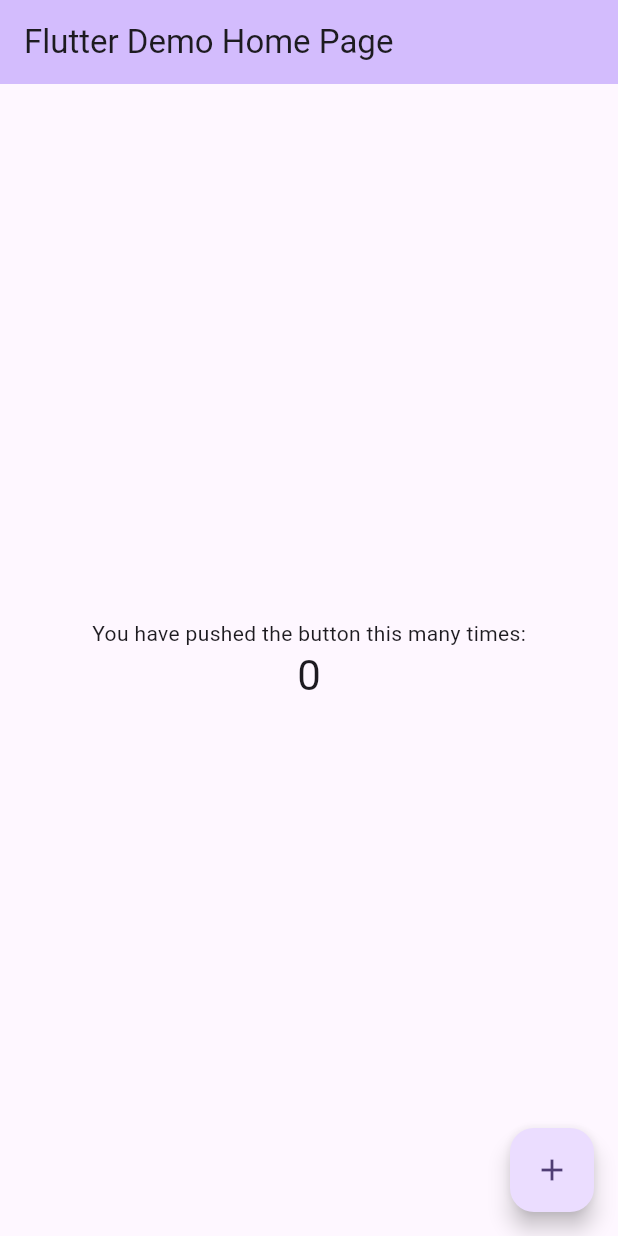
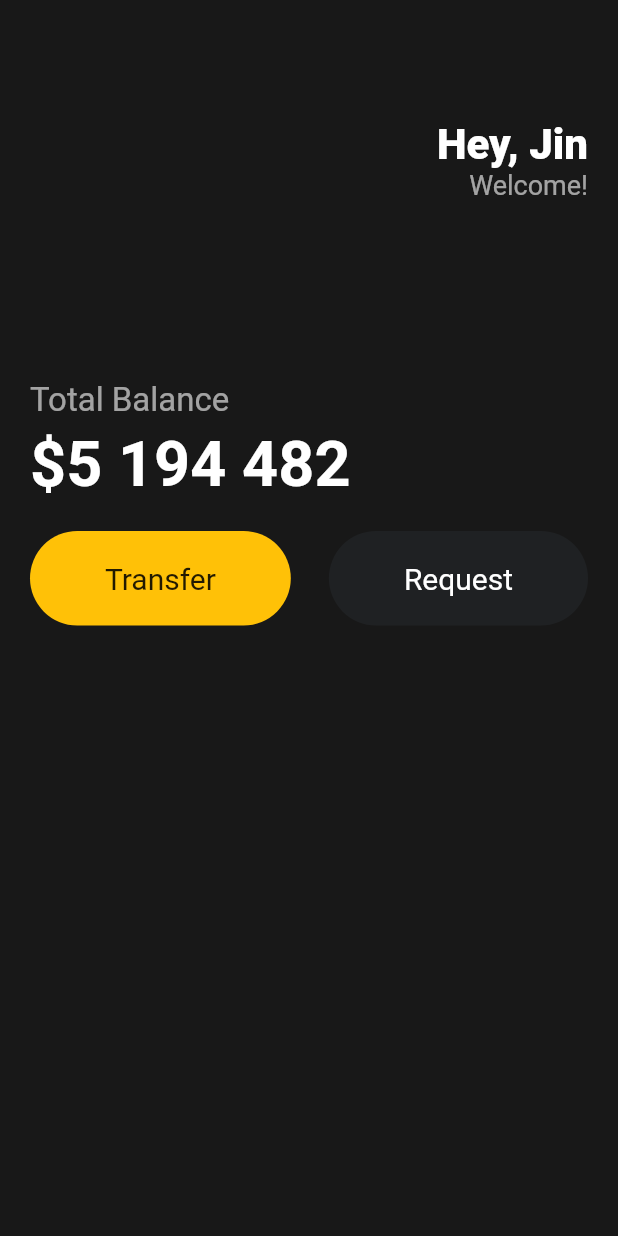
Before and after one commit to bennykim/mniii-flutter-daily-tracker, a Flutter app: the screen it shows after launch, on a phone screen of 412 x 824 dp. Run offline on Flutter 3.47's test engine with Material 2 defaults, Android fonts, the phone set to English and light mode, and no system bars.

Commit message:
feat: Simplify main.dart and set up basic UI

```diff
--- a/lib/main.dart
+++ b/lib/main.dart
@@ -1,125 +1,120 @@
 import 'package:flutter/material.dart';
 
 void main() {
-  runApp(const MyApp());
+  runApp(const App());
 }
 
-class MyApp extends StatelessWidget {
-  const MyApp({super.key});
+class App extends StatelessWidget {
+  const App({super.key});
 
-  // This widget is the root of your application.
   @override
   Widget build(BuildContext context) {
     return MaterialApp(
-      title: 'Flutter Demo',
-      theme: ThemeData(
-        // This is the theme of your application.
-        //
-        // TRY THIS: Try running your application with "flutter run". You'll see
-        // the application has a blue toolbar. Then, without quitting the app,
-        // try changing the seedColor in the colorScheme below to Colors.green
-        // and then invoke "hot reload" (save your changes or press the "hot
-        // reload" button in a Flutter-supported IDE, or press "r" if you used
-        // the command line to start the app).
-        //
-        // Notice that the counter didn't reset back to zero; the application
-        // state is not lost during the reload. To reset the state, use hot
-        // restart instead.
-        //
-        // This works for code too, not just values: Most code changes can be
-        // tested with just a hot reload.
-        colorScheme: ColorScheme.fromSeed(seedColor: Colors.deepPurple),
-        useMaterial3: true,
-      ),
-      home: const MyHomePage(title: 'Flutter Demo Home Page'),
-    );
+        home: Scaffold(
+      backgroundColor: const Color(0xFF181818),
+      body: Padding(
+          padding: const EdgeInsets.symmetric(
+            horizontal: 20,
+          ),
+          child: Column(
+            crossAxisAlignment: CrossAxisAlignment.start,
+            children: [
+              const SizedBox(
+                height: 80,
+              ),
+              const Row(
+                mainAxisAlignment: MainAxisAlignment.end,
+                children: [
+                  Column(
+                    crossAxisAlignment: CrossAxisAlignment.end,
+                    children: [
+                      Text(
+                        'Hey, Jin',
+                        style: TextStyle(
+                          color: Colors.white,
+                          fontSize: 28,
+                          fontWeight: FontWeight.w800,
+                        ),
+                      ),
+                      Text(
+                        'Welcome!',
+                        style: TextStyle(
+                          color: Color.fromRGBO(255, 255, 255, 0.6),
+                          fontSize: 18,
+                        ),
+                      )
+                    ],
+                  )
+                ],
+              ),
+              const SizedBox(
+                height: 120,
+              ),
+              Text(
+                'Total Balance',
+                style: TextStyle(
+                  fontSize: 22,
+                  color: Colors.white.withOpacity(0.6),
+                ),
+              ),
+              const SizedBox(
+                height: 5,
+              ),
+              const Text(
+                '\$5 194 482',
+                style: TextStyle(
+                  fontSize: 42,
+                  fontWeight: FontWeight.w600,
+                  color: Colors.white,
+                ),
+              ),
+              const SizedBox(
+                height: 20,
+              ),
+              Row(
+                mainAxisAlignment: MainAxisAlignment.spaceBetween,
+                children: [
+                  Container(
+                    decoration: BoxDecoration(
+                        color: Colors.amber,
+                        borderRadius: BorderRadius.circular(
+                          45,
+                        )),
+                    child: const Padding(
+                        padding: EdgeInsets.symmetric(
+                          vertical: 20,
+                          horizontal: 50,
+                        ),
+                        child: Text(
+                          'Transfer',
+                          style: TextStyle(
+                            fontSize: 20,
+                          ),
+                        )),
+                  ),
+                  Container(
+                    decoration: BoxDecoration(
+                        color: const Color(0xFF1F2123),
+                        borderRadius: BorderRadius.circular(
+                          45,
+                        )),
+                    child: const Padding(
+                        padding: EdgeInsets.symmetric(
+                          vertical: 20,
+                          horizontal: 50,
+                        ),
+                        child: Text(
+                          'Request',
+                          style: TextStyle(
+                            color: Colors.white,
+                            fontSize: 20,
+                          ),
+                        )),
+                  )
+                ],
+              )
+            ],
+          )),
+    ));
   }
 }
-
-class MyHomePage extends StatefulWidget {
-  const MyHomePage({super.key, required this.title});
-
-  // This widget is the home page of your application. It is stateful, meaning
-  // that it has a State object (defined below) that contains fields that affect
-  // how it looks.
-
-  // This class is the configuration for the state. It holds the values (in this
-  // case the title) provided by the parent (in this case the App widget) and
-  // used by the build method of the State. Fields in a Widget subclass are
-  // always marked "final".
-
-  final String title;
-
-  @override
-  State<MyHomePage> createState() => _MyHomePageState();
-}
-
-class _MyHomePageState extends State<MyHomePage> {
-  int _counter = 0;
-
-  void _incrementCounter() {
-    setState(() {
-      // This call to setState tells the Flutter framework that something has
-      // changed in this State, which causes it to rerun the build method below
-      // so that the display can reflect the updated values. If we changed
-      // _counter without calling setState(), then the build method would not be
-      // called again, and so nothing would appear to happen.
-      _counter++;
-    });
-  }
-
-  @override
-  Widget build(BuildContext context) {
-    // This method is rerun every time setState is called, for instance as done
-    // by the _incrementCounter method above.
-    //
-    // The Flutter framework has been optimized to make rerunning build methods
-    // fast, so that you can just rebuild anything that needs updating rather
-    // than having to individually change instances of widgets.
-    return Scaffold(
-      appBar: AppBar(
-        // TRY THIS: Try changing the color here to a specific color (to
-        // Colors.amber, perhaps?) and trigger a hot reload to see the AppBar
-        // change color while the other colors stay the same.
-        backgroundColor: Theme.of(context).colorScheme.inversePrimary,
-        // Here we take the value from the MyHomePage object that was created by
-        // the App.build method, and use it to set our appbar title.
-        title: Text(widget.title),
-      ),
-      body: Center(
-        // Center is a layout widget. It takes a single child and positions it
-        // in the middle of the parent.
-        child: Column(
-          // Column is also a layout widget. It takes a list of children and
-          // arranges them vertically. By default, it sizes itself to fit its
-          // children horizontally, and tries to be as tall as its parent.
-          //
-          // Column has various properties to control how it sizes itself and
-          // how it positions its children. Here we use mainAxisAlignment to
-          // center the children vertically; the main axis here is the vertical
-          // axis because Columns are vertical (the cross axis would be
-          // horizontal).
-          //
-          // TRY THIS: Invoke "debug painting" (choose the "Toggle Debug Paint"
-          // action in the IDE, or press "p" in the console), to see the
-          // wireframe for each widget.
-          mainAxisAlignment: MainAxisAlignment.center,
-          children: <Widget>[
-            const Text(
-              'You have pushed the button this many times:',
-            ),
-            Text(
-              '$_counter',
-              style: Theme.of(context).textTheme.headlineMedium,
-            ),
-          ],
-        ),
-      ),
-      floatingActionButton: FloatingActionButton(
-        onPressed: _incrementCounter,
-        tooltip: 'Increment',
-        child: const Icon(Icons.add),
-      ), // This trailing comma makes auto-formatting nicer for build methods.
-    );
-  }
-}
```
